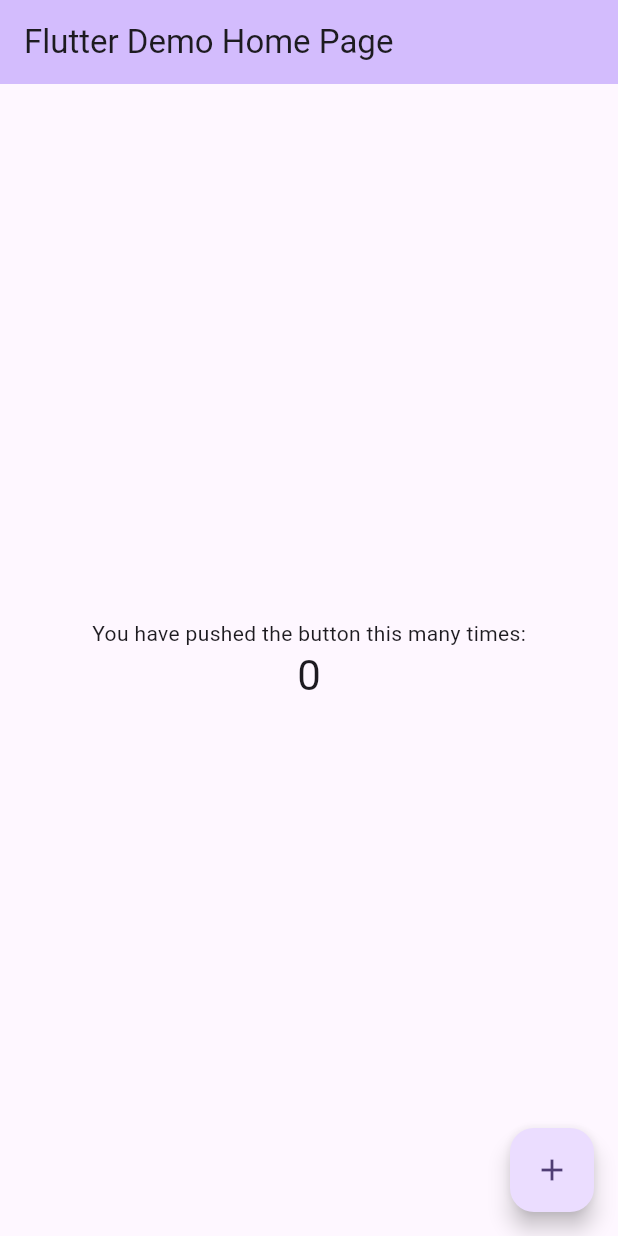
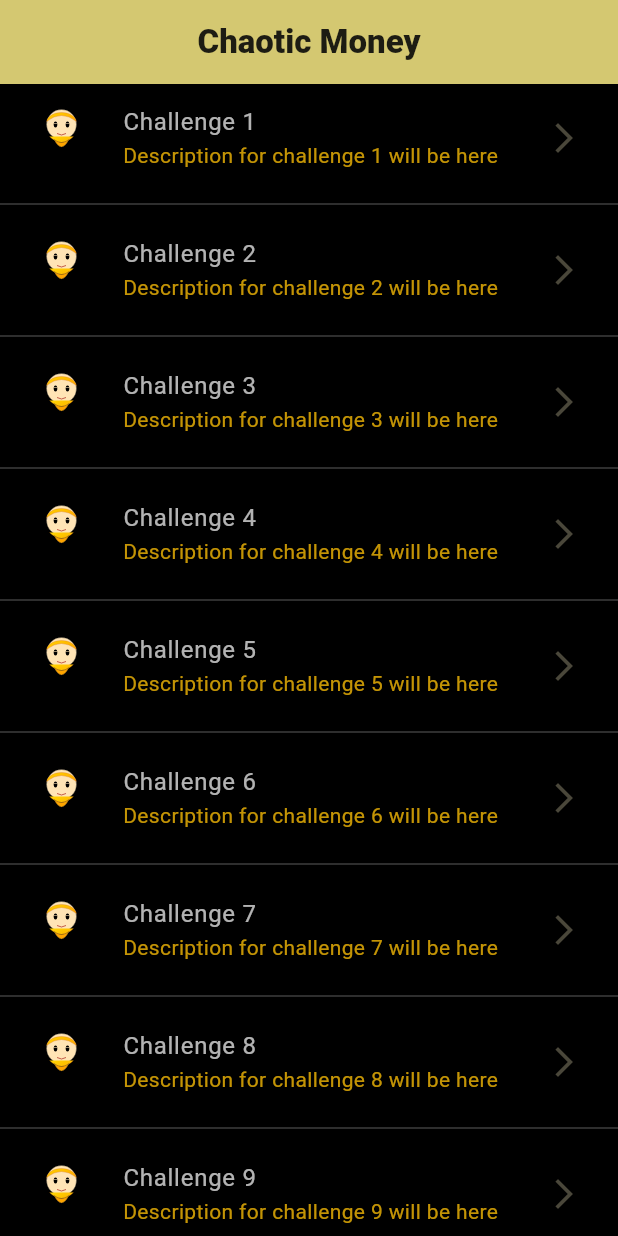
Before and after one commit to atsiklov/chaotic-money-boost, a Flutter app: the screen it shows after launch, on a phone screen of 412 x 824 dp. Run offline on Flutter 3.47's test engine with Material 3 defaults, Android fonts, the phone set to English and light mode, and no system bars; our stand-ins replace flutter_svg.

Commit message:
frontend: cooking stuff XD

```diff
--- a/frontend/lib/main.dart
+++ b/frontend/lib/main.dart
@@ -1,122 +1,59 @@
 import 'package:flutter/material.dart';
+import 'package:flutter_svg/svg.dart';
 
 void main() {
-  runApp(const MyApp());
+  runApp(const ChaoticMoneyApp());
 }
 
-class MyApp extends StatelessWidget {
-  const MyApp({super.key});
+class ChaoticMoneyApp extends StatelessWidget {
+  const ChaoticMoneyApp({super.key});
 
-  // This widget is the root of your application.
   @override
   Widget build(BuildContext context) {
     return MaterialApp(
       title: 'Flutter Demo',
       theme: ThemeData(
-        // This is the theme of your application.
-        //
-        // TRY THIS: Try running your application with "flutter run". You'll see
-        // the application has a purple toolbar. Then, without quitting the app,
-        // try changing the seedColor in the colorScheme below to Colors.green
-        // and then invoke "hot reload" (save your changes or press the "hot
-        // reload" button in a Flutter-supported IDE, or press "r" if you used
-        // the command line to start the app).
-        //
-        // Notice that the counter didn't reset back to zero; the application
-        // state is not lost during the reload. To reset the state, use hot
-        // restart instead.
-        //
-        // This works for code too, not just values: Most code changes can be
-        // tested with just a hot reload.
-        colorScheme: ColorScheme.fromSeed(seedColor: Colors.deepPurple),
+        colorScheme: ColorScheme.fromSeed(seedColor: Colors.yellow),
+        scaffoldBackgroundColor: Colors.black,
       ),
-      home: const MyHomePage(title: 'Flutter Demo Home Page'),
+      home: const HomePage(),
     );
   }
 }
 
-class MyHomePage extends StatefulWidget {
-  const MyHomePage({super.key, required this.title});
-
-  // This widget is the home page of your application. It is stateful, meaning
-  // that it has a State object (defined below) that contains fields that affect
-  // how it looks.
-
-  // This class is the configuration for the state. It holds the values (in this
-  // case the title) provided by the parent (in this case the App widget) and
-  // used by the build method of the State. Fields in a Widget subclass are
-  // always marked "final".
-
-  final String title;
+class HomePage extends StatefulWidget {
+  const HomePage({super.key});
 
   @override
-  State<MyHomePage> createState() => _MyHomePageState();
+  State<HomePage> createState() => _HomePageState();
 }
 
-class _MyHomePageState extends State<MyHomePage> {
-  int _counter = 0;
-
-  void _incrementCounter() {
-    setState(() {
-      // This call to setState tells the Flutter framework that something has
-      // changed in this State, which causes it to rerun the build method below
-      // so that the display can reflect the updated values. If we changed
-      // _counter without calling setState(), then the build method would not be
-      // called again, and so nothing would appear to happen.
-      _counter++;
-    });
-  }
-
+class _HomePageState extends State<HomePage> {
   @override
   Widget build(BuildContext context) {
-    // This method is rerun every time setState is called, for instance as done
-    // by the _incrementCounter method above.
-    //
-    // The Flutter framework has been optimized to make rerunning build methods
-    // fast, so that you can just rebuild anything that needs updating rather
-    // than having to individually change instances of widgets.
     return Scaffold(
       appBar: AppBar(
-        // TRY THIS: Try changing the color here to a specific color (to
-        // Colors.amber, perhaps?) and trigger a hot reload to see the AppBar
-        // change color while the other colors stay the same.
         backgroundColor: Theme.of(context).colorScheme.inversePrimary,
-        // Here we take the value from the MyHomePage object that was created by
-        // the App.build method, and use it to set our appbar title.
-        title: Text(widget.title),
+        title: Text(
+          'Chaotic Money',
+          style: TextStyle(fontWeight: FontWeight.w900),
+        ),
+        centerTitle: true,
       ),
-      body: Center(
-        // Center is a layout widget. It takes a single child and positions it
-        // in the middle of the parent.
-        child: Column(
-          // Column is also a layout widget. It takes a list of children and
-          // arranges them vertically. By default, it sizes itself to fit its
-          // children horizontally, and tries to be as tall as its parent.
-          //
-          // Column has various properties to control how it sizes itself and
-          // how it positions its children. Here we use mainAxisAlignment to
-          // center the children vertically; the main axis here is the vertical
-          // axis because Columns are vertical (the cross axis would be
-          // horizontal).
-          //
-          // TRY THIS: Invoke "debug painting" (choose the "Toggle Debug Paint"
-          // action in the IDE, or press "p" in the console), to see the
-          // wireframe for each widget.
-          mainAxisAlignment: MainAxisAlignment.center,
-          children: <Widget>[
-            const Text('You have pushed the button this many times:'),
-            Text(
-              '$_counter',
-              style: Theme.of(context).textTheme.headlineMedium,
-            ),
-          ],
+      body: ListView.separated(
+        itemCount: 50,
+        separatorBuilder: (context, i) => Divider(color: Colors.white24),
+        itemBuilder: (context, i) => ListTile(
+          textColor: Colors.white70,
+          leading: SvgPicture.asset('images/tian.svg', height: 50, width: 50),
+          title: Text("Challenge ${i + 1}"),
+          subtitle: Text(
+            "Description for challenge ${i + 1} will be here",
+            style: TextStyle(color: const Color.fromARGB(196, 255, 193, 7)),
+          ),
+          trailing: Icon(Icons.arrow_forward_ios),
         ),
       ),
-      floatingActionButton: FloatingActionButton(
-        onPressed: _incrementCounter,
-        tooltip: 'Increment',
-        child: const Icon(Icons.add),
-      ), // This trailing comma makes auto-formatting nicer for build methods.
     );
   }
 }
```
Also changed, not shown: frontend/pubspec.yaml (+8 -1 lines), frontend/images/tian.svg (added), frontend/pubspec.lock, 1 other file.
